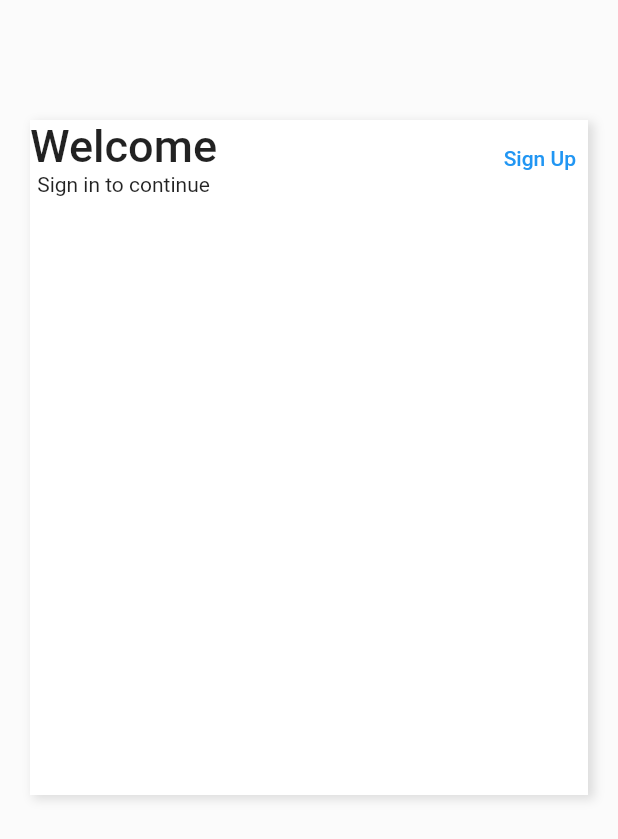
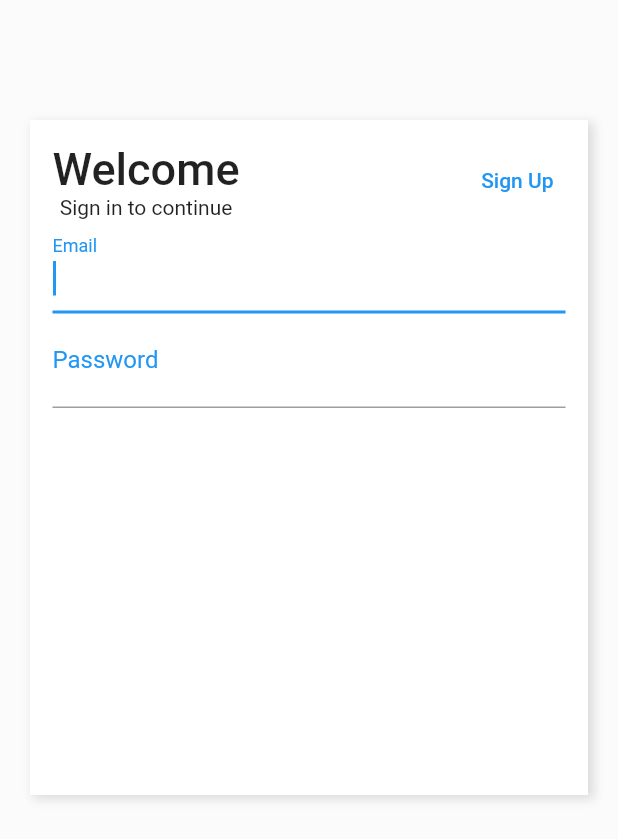
Before and after one commit to MiltonQuirino/shopping, a Flutter app: the screen it shows after launch, on a phone screen of 412 x 824 dp. Shown: the top 839 px of the screen. Run offline on Flutter 3.47's test engine with Material 2 defaults, Android fonts, the phone set to English and light mode, and no system bars.

Commit message:
add email and password

```diff
--- a/lib/pages/login.page.dart
+++ b/lib/pages/login.page.dart
@@ -29,6 +29,8 @@ class LoginPage extends StatelessWidget {
                     )
                   ],
                 ),
+                child: Padding(
+                  padding: EdgeInsets.all(15),
                   child: ListView(
                     children: <Widget>[
                       Row(
@@ -52,10 +54,39 @@ class LoginPage extends StatelessWidget {
                             child: Text("Sign Up"),
                           )
                         ],
+                      ),
+                      TextFormField(
+                        autofocus: true,
+                        keyboardType: TextInputType.emailAddress,
+                        decoration: InputDecoration(
+                          labelText: "Email",
+                          labelStyle: TextStyle(
+                              color: Theme.of(context).primaryColor,
+                              fontWeight: FontWeight.w400,
+                              fontSize: 16),
+                        ),
+                        style: TextStyle(
+                          fontSize: 20,
+                        ),
+                      ),
+                      TextFormField(
+                        autofocus: true,
+                        keyboardType: TextInputType.text,
+                        obscureText: true,
+                        decoration: InputDecoration(
+                          labelText: "Password",
+                          labelStyle: TextStyle(
+                              color: Theme.of(context).primaryColor,
+                              fontWeight: FontWeight.w400,
+                              fontSize: 16),
+                        ),
+                        style: TextStyle(
+                          fontSize: 20,
+                        ),
                       )
                     ],
                   ),
-            )
+                ))
           ],
         ),
       ),
```
Also changed, not shown: flutter_01.png (added). Lines whose indentation alone changed are shown as unchanged.
